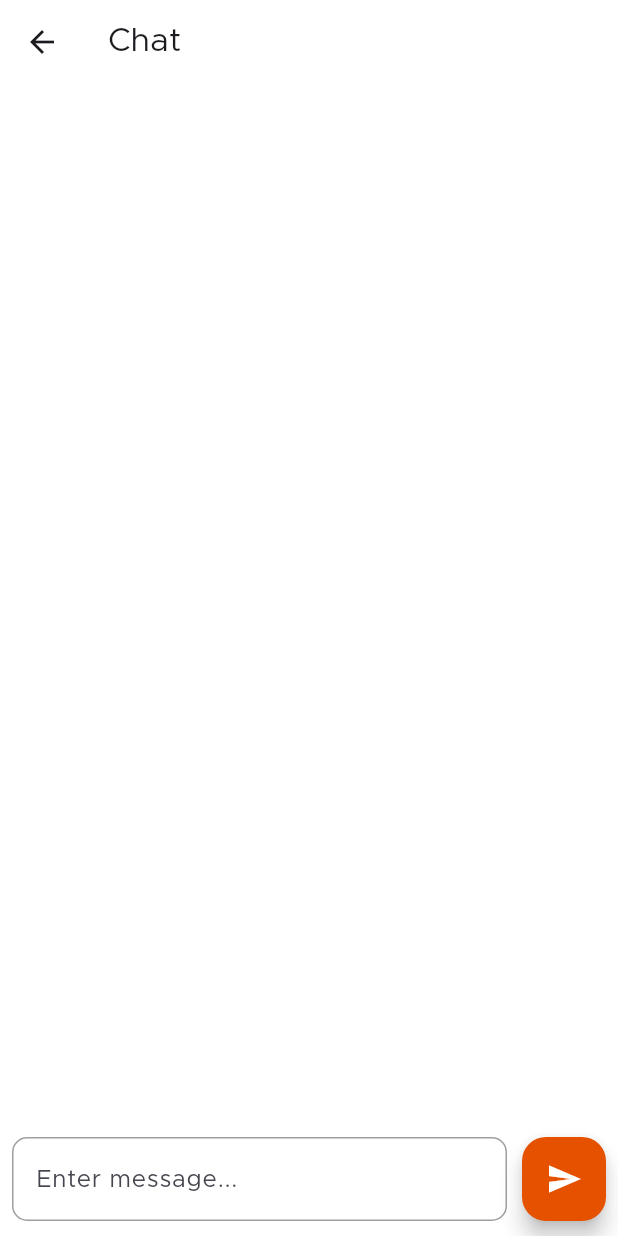
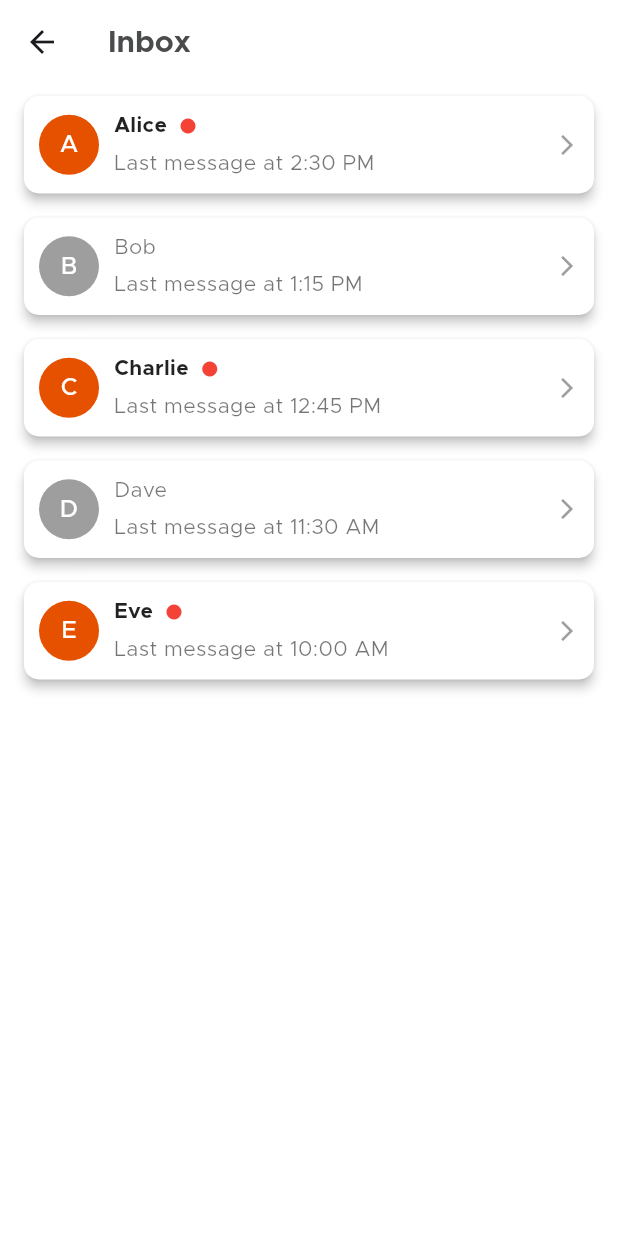
Before and after one commit to GhenaMasri/Cookly, a Flutter app: the UserMoreView screen opened directly, after a tap on "Inbox", on a phone screen of 412 x 824 dp. Run offline on Flutter 3.47's test engine with Material 3 defaults, Android fonts, the phone set to English and light mode, and no system bars; our stand-ins replace cached_network_image, firebase_core, firebase_messaging, firebase_storage, fl_chart, flutter_rating_bar and 4 more; missing offline and left inert: animated_snack_bar, firebase_app_check, flutter_icon_snackbar, flutter_inappwebview, time_picker_spinner_pop_up; accounts and stored records are empty.

Commit message:
inbox page

```diff
--- /dev/null
+++ b/lib/more/inbox.dart
@@ -0,0 +1,114 @@
+import 'package:flutter/material.dart';
+import 'package:untitled/common/color_extension.dart';
+import 'package:untitled/common_widget/slide_animation.dart';
+import 'package:untitled/more/chat.dart';
+
+class InboxPage extends StatelessWidget {
+  final List<InboxItem> inboxItems = [
+    InboxItem(senderName: 'Alice', lastMessageTime: '2:30 PM', isRead: false),
+    InboxItem(senderName: 'Bob', lastMessageTime: '1:15 PM', isRead: true),
+    InboxItem(senderName: 'Charlie', lastMessageTime: '12:45 PM', isRead: false),
+    InboxItem(senderName: 'Dave', lastMessageTime: '11:30 AM', isRead: true),
+    InboxItem(senderName: 'Eve', lastMessageTime: '10:00 AM', isRead: false),
+  ];
+
+  @override
+  Widget build(BuildContext context) {
+    return Scaffold(
+       backgroundColor: TColor.white,
+      appBar: AppBar(
+         backgroundColor: TColor.white,
+        title: Text('Inbox' , style: TextStyle(
+              color: TColor.primaryText,
+              fontSize: 20,
+              fontWeight: FontWeight.bold,
+            ),),
+      ),
+      body: ListView.builder(
+        itemCount: inboxItems.length,
+        itemBuilder: (context, index) {
+          return InboxItemWidget(inboxItem: inboxItems[index]);
+        },
+      ),
+    );
+  }
+}
+
+class InboxItem {
+  final String senderName;
+  final String lastMessageTime;
+  final bool isRead;
+
+  InboxItem({required this.senderName, required this.lastMessageTime, required this.isRead});
+}
+
+class InboxItemWidget extends StatelessWidget {
+  final InboxItem inboxItem;
+
+  InboxItemWidget({required this.inboxItem});
+
+  @override
+  Widget build(BuildContext context) {
+    return Card(
+      color: TColor.white,
+      shape: RoundedRectangleBorder(
+        borderRadius: BorderRadius.circular(10.0),
+      ),
+      elevation: 3.0,
+      margin: EdgeInsets.symmetric(vertical: 8.0, horizontal: 16.0),
+      child: InkWell(
+        onTap: () {
+          pushReplacementWithAnimation(context, ChatPage());
+           Navigator.push(
+                                context,
+                                MaterialPageRoute(
+                                    builder: (context) => ChatPage()));
+          print('Tapped on ${inboxItem.senderName}');
+        },
+        child: Padding(
+          padding: const EdgeInsets.all(10.0),
+          child: Row(
+            children: [
+              CircleAvatar(
+                backgroundColor: inboxItem.isRead ? Colors.grey : TColor.primary,
+                child: Text(
+                  inboxItem.senderName[0],
+                  style: TextStyle(color: Colors.white),
+                ),
+              ),
+              SizedBox(width: 10),
+              Expanded(
+                child: Column(
+                  crossAxisAlignment: CrossAxisAlignment.start,
+                  children: [
+                    Row(
+                      children: [
+                        Text(
+                          inboxItem.senderName,
+                          style: TextStyle(
+                            fontWeight: inboxItem.isRead ? FontWeight.normal : FontWeight.bold,
+                            color: inboxItem.isRead ? Colors.black54 : Colors.black87,
+                          ),
+                        ),
+                        if (!inboxItem.isRead)
+                          Padding(
+                            padding: const EdgeInsets.only(left: 8.0),
+                            child: Icon(Icons.brightness_1, color: Colors.red, size: 12),
+                          ),
+                      ],
+                    ),
+                    SizedBox(height: 5),
+                    Text(
+                      'Last message at ${inboxItem.lastMessageTime}',
+                      style: TextStyle(color: Colors.black54),
+                    ),
+                  ],
+                ),
+              ),
+              Icon(Icons.arrow_forward_ios, size: 16.0, color: Colors.grey),
+            ],
+          ),
+        ),
+      ),
+    );
+  }}
--- a/lib/more/more_view.dart
+++ b/lib/more/more_view.dart
@@ -6,6 +6,7 @@ import 'package:untitled/common/color_extension.dart';
 import 'package:untitled/common_widget/slide_animation.dart';
 import 'package:untitled/more/about_us.dart';
 import 'package:untitled/more/chat.dart';
+import 'package:untitled/more/inbox.dart';
 import 'package:untitled/more/notification_view.dart';
 import 'package:untitled/more/payment_details_view.dart';
 import 'package:untitled/welcome_page.dart';
@@ -117,7 +118,7 @@ class _MoreViewState extends State<MoreView> {
                             Navigator.push(
                                 context,
                                 MaterialPageRoute(
-                                    builder: (context) => ChatPage()));
+                                    builder: (context) => InboxPage()));
                           case "3":
                             Navigator.push(
                                 context,
--- a/lib/more/user_more_view.dart
+++ b/lib/more/user_more_view.dart
@@ -6,6 +6,7 @@ import 'package:untitled/common/color_extension.dart';
 import 'package:untitled/common_widget/slide_animation.dart';
 import 'package:untitled/more/about_us.dart';
 import 'package:untitled/more/chat.dart';
+import 'package:untitled/more/inbox.dart';
 import 'package:untitled/more/notification_view.dart';
 import 'package:untitled/more/payment_details_view.dart';
 import 'package:untitled/welcome_page.dart';
@@ -103,7 +104,7 @@ class _UserMoreViewState extends State<UserMoreView> {
                             Navigator.push(
                                 context,
                                 MaterialPageRoute(
-                                    builder: (context) => ChatPage()));
+                                    builder: (context) => InboxPage()));
                           case "2":
                             Navigator.push(
                                 context,
```
